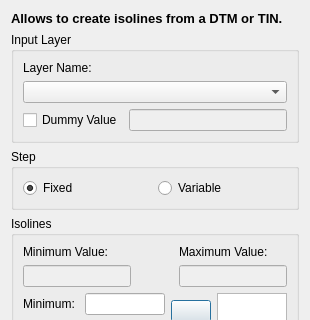
Qt form src/terralib/mnt/qt/ui/CreateIsolinesDialogForm.ui (claudiobogossian/terralib5) before a commit; both pictures show x 0 to 310 and y 0 to 320 of the 310 by 640 pixel window.
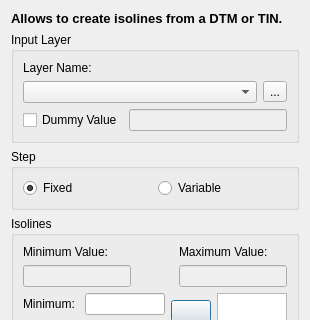
The same form after that commit. Custom widgets are drawn as their Qt base class.

Commit message: Adicionada interface de busca de layers

```diff
--- a/src/terralib/mnt/qt/ui/CreateIsolinesDialogForm.ui
+++ b/src/terralib/mnt/qt/ui/CreateIsolinesDialogForm.ui
@@ -45,7 +45,18 @@
        </widget>
       </item>
       <item>
-       <widget class="QComboBox" name="m_layersComboBox"/>
+       <layout class="QHBoxLayout" name="horizontalLayout_7">
+        <item>
+         <widget class="QComboBox" name="m_layersComboBox"/>
+        </item>
+        <item>
+         <widget class="QToolButton" name="m_layerSearchToolButton">
+          <property name="text">
+           <string>...</string>
+          </property>
+         </widget>
+        </item>
+       </layout>
       </item>
       <item>
        <layout class="QHBoxLayout" name="horizontalLayout_5">
```
The commit also changes 23 other files.
